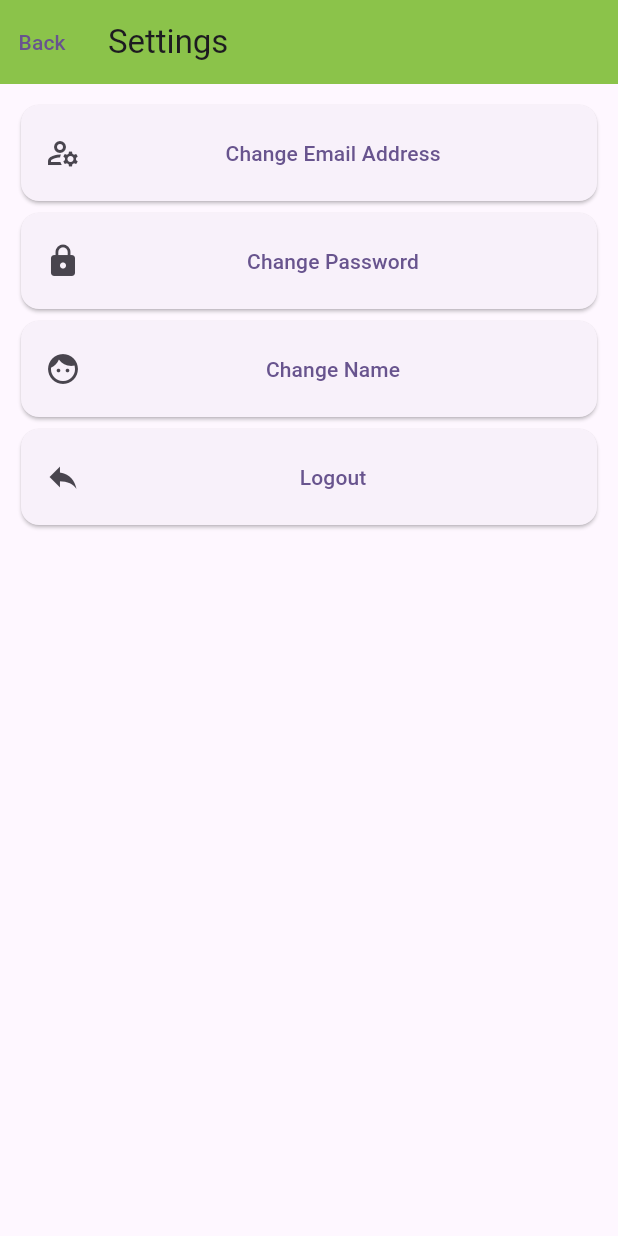
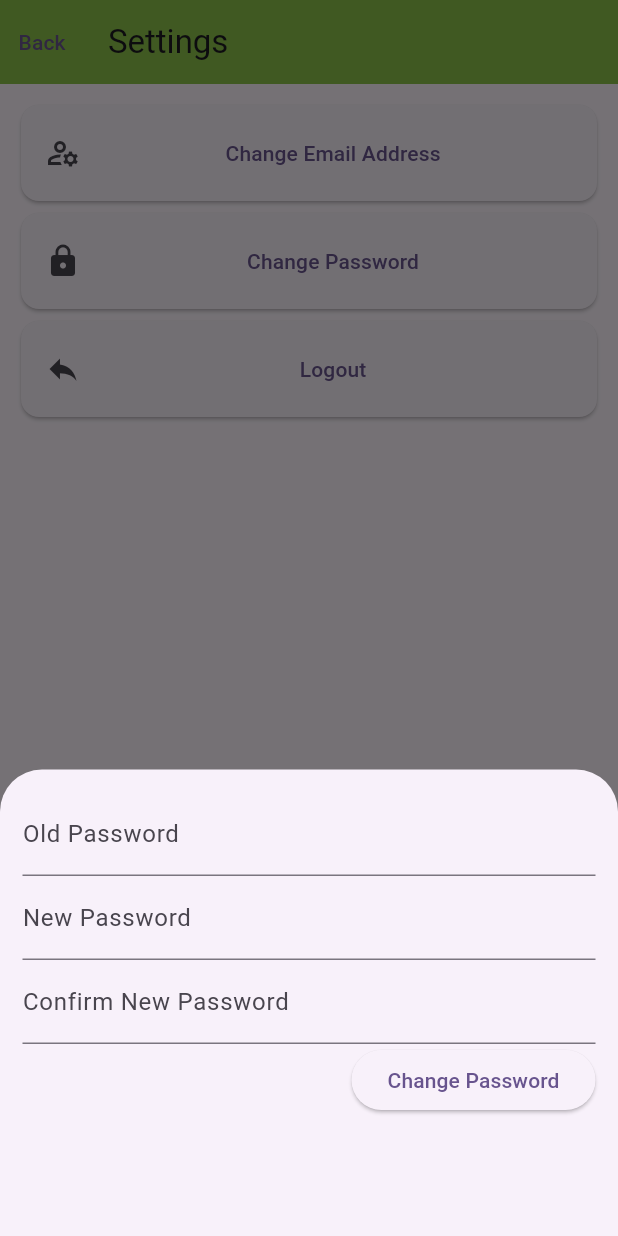
Before and after one commit to ebang3/MobileApp_hw4, a Flutter app: the SettingsPage screen opened directly, after a tap on "Change Password", on a phone screen of 412 x 824 dp. Run offline on Flutter 3.47's test engine with Material 3 defaults, Android fonts, the phone set to English and light mode, and no system bars; our stand-ins replace cloud_firestore, firebase_auth, firebase_core; accounts and stored records are empty.

Commit message:
Adds logout and change password function

```diff
--- a/lib/settings_page.dart
+++ b/lib/settings_page.dart
@@ -3,6 +3,7 @@ import 'package:flutter/material.dart';
 import 'package:firebase_core/firebase_core.dart';
 import 'package:firebase_auth/firebase_auth.dart';
 import 'package:cloud_firestore/cloud_firestore.dart';
+import 'package:message_board_app/main.dart';
 import 'firebase_options.dart';
 
 class SettingsPage extends StatefulWidget {
@@ -13,6 +14,78 @@ class SettingsPage extends StatefulWidget {
 }
 
 class _SettingsPageState extends State<SettingsPage> {
+  final FirebaseAuth _auth = FirebaseAuth.instance;
+  final TextEditingController _emailController = TextEditingController();
+  final TextEditingController _oldPasswordController = TextEditingController();
+  final TextEditingController _newPasswordController = TextEditingController();
+  final TextEditingController _confirmPasswordController =
+      TextEditingController();
+
+  void _signOut() async {
+    await _auth.signOut();
+    ScaffoldMessenger.of(context).showSnackBar(const SnackBar(
+      content: Text('Signed out successfully'),
+    ));
+    Navigator.of(context).popUntil((route) => route.isFirst);
+  }
+
+  void passwordChange() {
+    showModalBottomSheet(
+        context: context,
+        elevation: 5,
+        isScrollControlled: true,
+        builder: (_) => Container(
+            padding: EdgeInsets.fromLTRB(
+              15,
+              15,
+              15,
+              MediaQuery.of(context).viewInsets.bottom + 80,
+            ),
+            child: Column(
+                mainAxisSize: MainAxisSize.min,
+                crossAxisAlignment: CrossAxisAlignment.end,
+                children: [
+                  TextFormField(
+                      controller: _oldPasswordController,
+                      decoration:
+                          const InputDecoration(labelText: 'Old Password'),
+                      validator: (value) {
+                        if (value?.isEmpty ?? true) {
+                          return 'Please enter your old password';
+                        }
+                        return null;
+                      }),
+                  TextFormField(
+                      controller: _newPasswordController,
+                      decoration:
+                          const InputDecoration(labelText: 'New Password'),
+                      validator: (value) {
+                        if (value?.isEmpty ?? true) {
+                          return 'Please enter your new password';
+                        }
+                        return null;
+                      }),
+                  TextFormField(
+                      controller: _confirmPasswordController,
+                      decoration: const InputDecoration(
+                          labelText: 'Confirm New Password'),
+                      validator: (value) {
+                        if (value?.isEmpty ?? true) {
+                          return 'Please confirm your new password';
+                        }
+                        return null;
+                      }),
+                  ElevatedButton(
+                      onPressed: () {
+                        _oldPasswordController.clear();
+                        _newPasswordController.clear();
+                        _confirmPasswordController.clear();
+                        Navigator.pop(context);
+                      },
+                      child: Text('Change Password')),
+                ])));
+  }
+
   @override
   Widget build(BuildContext context) {
     return SafeArea(
@@ -43,21 +116,18 @@ class _SettingsPageState extends State<SettingsPage> {
                           leading: Icon(Icons.lock),
                           title: TextButton(
                             child: const Text('Change Password'),
-                            onPressed: () {},
-                          ))),
-                  Card(
-                      child: ListTile(
-                          leading: Icon(Icons.face),
-                          title: TextButton(
-                            child: const Text('Change Name'),
-                            onPressed: () {},
+                            onPressed: () {
+                              passwordChange();
+                            },
                           ))),
                   Card(
                       child: ListTile(
                           leading: Icon(Icons.reply),
                           title: TextButton(
                             child: const Text('Logout'),
-                            onPressed: () {},
+                            onPressed: () {
+                              _signOut();
+                            },
                           ))),
                 ],
               )),
```
Also changed, not shown: lib/main.dart (+0 -7 lines).
